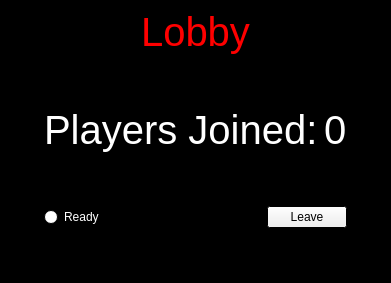
demolition18956/DodgeBall-Game, file DodgeBall/lobby.ui: the form before one commit.
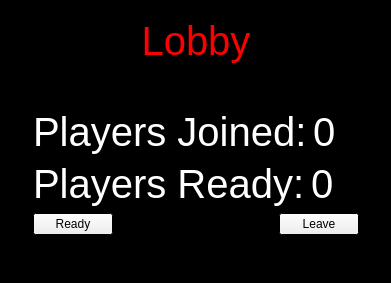
The form after the commit.

Commit message: adjusted lobby ui

Patch:
```diff
--- a/DodgeBall/lobby.ui
+++ b/DodgeBall/lobby.ui
@@ -79,24 +79,20 @@
   </property>
   <widget class="QWidget" name="centralwidget">
    <layout class="QGridLayout" name="gridLayout">
-    <item row="0" column="0">
-     <layout class="QHBoxLayout" name="horizontalLayout_3">
-      <item>
+    <item row="1" column="0" rowspan="4">
        <spacer name="horizontalSpacer">
         <property name="orientation">
          <enum>Qt::Horizontal</enum>
         </property>
         <property name="sizeHint" stdset="0">
          <size>
-          <width>40</width>
-          <height>20</height>
+        <width>9</width>
+        <height>256</height>
          </size>
         </property>
        </spacer>
       </item>
-      <item>
-       <layout class="QVBoxLayout" name="verticalLayout">
-        <item>
+    <item row="1" column="1">
          <widget class="QLabel" name="LobbyLabel">
           <property name="palette">
            <palette>
@@ -553,19 +549,49 @@
           </property>
          </widget>
         </item>
-        <item>
+    <item row="1" column="2" rowspan="4">
+     <spacer name="horizontalSpacer_2">
+      <property name="orientation">
+       <enum>Qt::Horizontal</enum>
+      </property>
+      <property name="sizeHint" stdset="0">
+       <size>
+        <width>10</width>
+        <height>256</height>
+       </size>
+      </property>
+     </spacer>
+    </item>
+    <item row="4" column="1">
+     <spacer name="verticalSpacer_3">
+      <property name="orientation">
+       <enum>Qt::Vertical</enum>
+      </property>
+      <property name="sizeHint" stdset="0">
+       <size>
+        <width>326</width>
+        <height>25</height>
+       </size>
+      </property>
+     </spacer>
+    </item>
+    <item row="2" column="1">
          <spacer name="verticalSpacer_2">
           <property name="orientation">
            <enum>Qt::Vertical</enum>
           </property>
           <property name="sizeHint" stdset="0">
            <size>
-            <width>20</width>
-            <height>40</height>
+        <width>326</width>
+        <height>25</height>
            </size>
           </property>
          </spacer>
         </item>
+    <item row="3" column="1">
+     <layout class="QVBoxLayout" name="verticalLayout_2">
+      <item>
+       <layout class="QVBoxLayout" name="verticalLayout">
         <item>
          <layout class="QHBoxLayout" name="horizontalLayout">
           <item>
@@ -669,59 +695,113 @@
          </layout>
         </item>
         <item>
-         <spacer name="verticalSpacer">
-          <property name="orientation">
-           <enum>Qt::Vertical</enum>
-          </property>
-          <property name="sizeHint" stdset="0">
-           <size>
-            <width>20</width>
-            <height>40</height>
-           </size>
-          </property>
-         </spacer>
+         <layout class="QHBoxLayout" name="horizontalLayout_3">
+          <item>
+           <widget class="QLabel" name="playerreadystatic">
+            <property name="palette">
+             <palette>
+              <active>
+               <colorrole role="WindowText">
+                <brush brushstyle="SolidPattern">
+                 <color alpha="255">
+                  <red>255</red>
+                  <green>255</green>
+                  <blue>255</blue>
+                 </color>
+                </brush>
+               </colorrole>
+              </active>
+              <inactive>
+               <colorrole role="WindowText">
+                <brush brushstyle="SolidPattern">
+                 <color alpha="255">
+                  <red>255</red>
+                  <green>255</green>
+                  <blue>255</blue>
+                 </color>
+                </brush>
+               </colorrole>
+              </inactive>
+              <disabled>
+               <colorrole role="WindowText">
+                <brush brushstyle="SolidPattern">
+                 <color alpha="255">
+                  <red>127</red>
+                  <green>127</green>
+                  <blue>127</blue>
+                 </color>
+                </brush>
+               </colorrole>
+              </disabled>
+             </palette>
+            </property>
+            <property name="font">
+             <font>
+              <pointsize>30</pointsize>
+             </font>
+            </property>
+            <property name="text">
+             <string>Players Ready:</string>
+            </property>
+           </widget>
+          </item>
+          <item>
+           <widget class="QLabel" name="playerreadyLabel">
+            <property name="palette">
+             <palette>
+              <active>
+               <colorrole role="WindowText">
+                <brush brushstyle="SolidPattern">
+                 <color alpha="255">
+                  <red>255</red>
+                  <green>255</green>
+                  <blue>255</blue>
+                 </color>
+                </brush>
+               </colorrole>
+              </active>
+              <inactive>
+               <colorrole role="WindowText">
+                <brush brushstyle="SolidPattern">
+                 <color alpha="255">
+                  <red>255</red>
+                  <green>255</green>
+                  <blue>255</blue>
+                 </color>
+                </brush>
+               </colorrole>
+              </inactive>
+              <disabled>
+               <colorrole role="WindowText">
+                <brush brushstyle="SolidPattern">
+                 <color alpha="255">
+                  <red>127</red>
+                  <green>127</green>
+                  <blue>127</blue>
+                 </color>
+                </brush>
+               </colorrole>
+              </disabled>
+             </palette>
+            </property>
+            <property name="font">
+             <font>
+              <pointsize>30</pointsize>
+             </font>
+            </property>
+            <property name="text">
+             <string>0</string>
+            </property>
+           </widget>
+          </item>
+         </layout>
+        </item>
+       </layout>
         </item>
         <item>
          <layout class="QHBoxLayout" name="horizontalLayout_2">
           <item>
-           <widget class="QRadioButton" name="readyButton">
-            <property name="palette">
-             <palette>
-              <active>
-               <colorrole role="WindowText">
-                <brush brushstyle="SolidPattern">
-                 <color alpha="255">
-                  <red>255</red>
-                  <green>255</green>
-                  <blue>255</blue>
-                 </color>
-                </brush>
-               </colorrole>
-              </active>
-              <inactive>
-               <colorrole role="WindowText">
-                <brush brushstyle="SolidPattern">
-                 <color alpha="255">
-                  <red>255</red>
-                  <green>255</green>
-                  <blue>255</blue>
-                 </color>
-                </brush>
-               </colorrole>
-              </inactive>
-              <disabled>
-               <colorrole role="WindowText">
-                <brush brushstyle="SolidPattern">
-                 <color alpha="127">
-                  <red>255</red>
-                  <green>255</green>
-                  <blue>255</blue>
-                 </color>
-                </brush>
-               </colorrole>
-              </disabled>
-             </palette>
-            </property>
+         <widget class="QPushButton" name="readyButton">
             <property name="text">
              <string>Ready</string>
             </property>
@@ -749,8 +829,10 @@
           </item>
          </layout>
         </item>
-        <item>
-         <spacer name="verticalSpacer_3">
+     </layout>
+    </item>
+    <item row="0" column="1">
+     <spacer name="verticalSpacer">
           <property name="orientation">
            <enum>Qt::Vertical</enum>
           </property>
@@ -761,23 +843,6 @@
            </size>
           </property>
          </spacer>
-        </item>
-       </layout>
-      </item>
-      <item>
-       <spacer name="horizontalSpacer_2">
-        <property name="orientation">
-         <enum>Qt::Horizontal</enum>
-        </property>
-        <property name="sizeHint" stdset="0">
-         <size>
-          <width>40</width>
-          <height>20</height>
-         </size>
-        </property>
-       </spacer>
-      </item>
-     </layout>
     </item>
    </layout>
   </widget>
```
Lines whose indentation alone changed are shown as unchanged.
